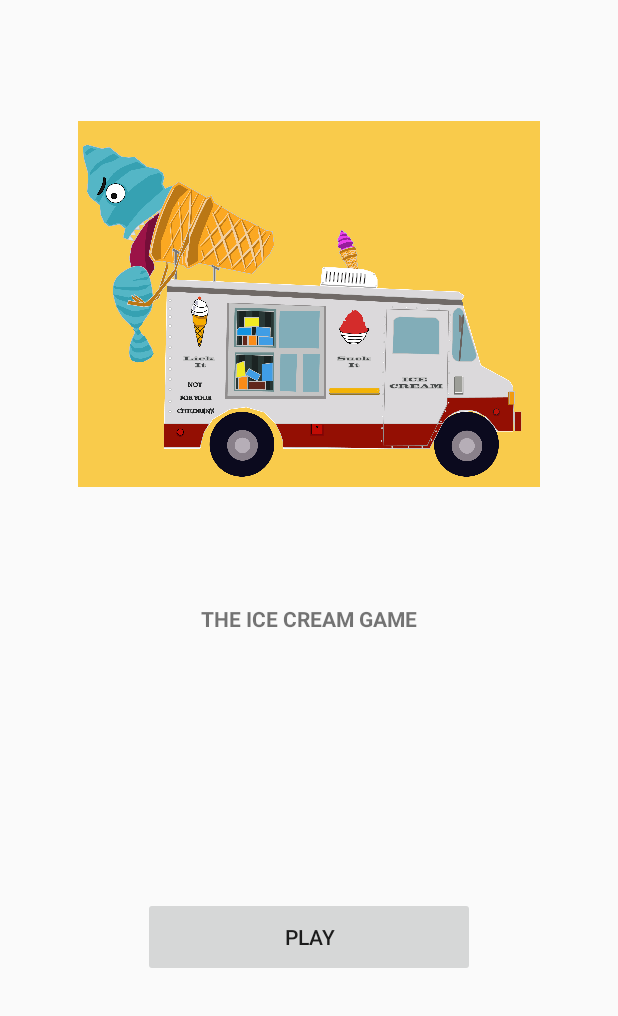
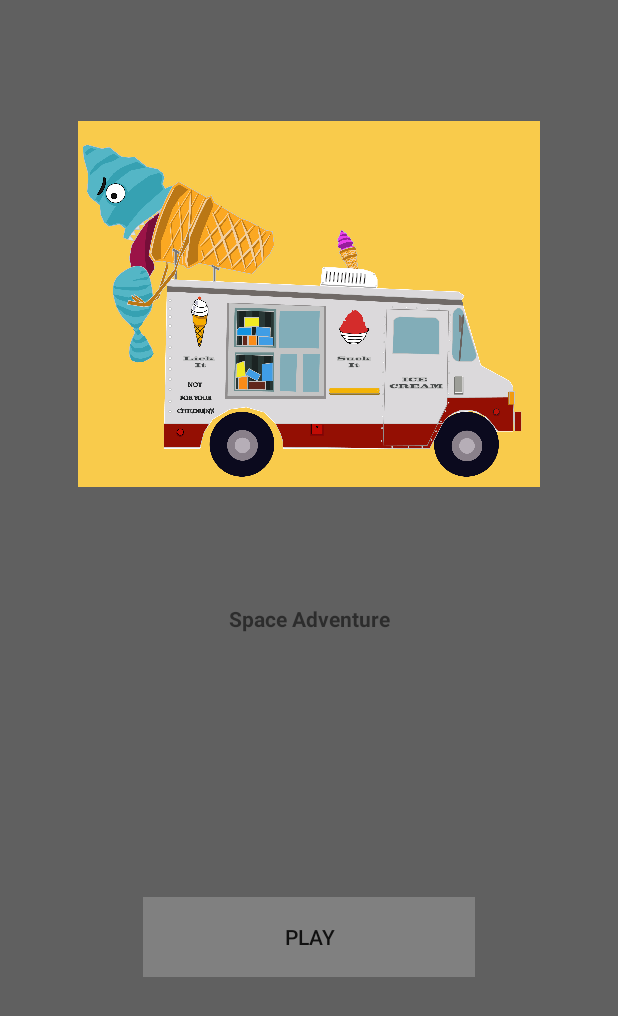
Before and after one commit to chechoXR/Space-Army, an Android app: the screen it shows after launch (MainActivity), on a phone screen of 412 x 824 dp. Shown: the top 1016 px of the screen. Run offline under Robolectric (Android 15) with nearby library versions, the phone set to English and light mode, and no system bars.

Commit message:
Gameplay actualizado

```diff
--- a/app/src/main/res/layout/activity_main.xml
+++ b/app/src/main/res/layout/activity_main.xml
@@ -5,13 +5,14 @@
     android:layout_width="match_parent"
     android:layout_height="match_parent"
     tools:context=".MainActivity"
+    android:background="@color/SpaceGray"
     >
 
     <TextView
         android:id="@+id/tvGameTitle"
         android:layout_width="wrap_content"
         android:layout_height="wrap_content"
-        android:text="THE ICE CREAM GAME"
+        android:text="Space Adventure"
         android:textAllCaps="false"
         android:textStyle="bold"
         app:layout_constraintBottom_toBottomOf="parent"
@@ -39,6 +40,7 @@
 
     <Button
         android:id="@+id/btnPlayGame"
+        android:background="@color/SpaceGrayButton"
         android:layout_width="221dp"
         android:layout_height="53dp"
         android:layout_marginStart="8dp"
--- a/app/src/main/res/values/colors.xml
+++ b/app/src/main/res/values/colors.xml
@@ -3,4 +3,6 @@
     <color name="colorPrimary">#DC22EB</color>
     <color name="colorPrimaryDark">#00574B</color>
     <color name="colorAccent">#D81B60</color>
+    <color name="SpaceGray">#606060</color>
+    <color name="SpaceGrayButton">#808080</color>
 </resources>
--- a/app/src/main/res/values/strings.xml
+++ b/app/src/main/res/values/strings.xml
@@ -1,3 +1,3 @@
 <resources>
-    <string name="app_name">MyIceCreamGame</string>
+    <string name="app_name">Space Army</string>
 </resources>
```
Also changed, not shown: app/src/main/java/co/devbeerloper/myicecreamgame/GameSurfaceView.java (+16 -13 lines), app/src/main/java/co/devbeerloper/myicecreamgame/Star.java (renamed from app/src/main/java/co/devbeerloper/myicecreamgame/Cloud.java, +9 -9 lines), app/src/main/res/drawable/estrella.png (added).
